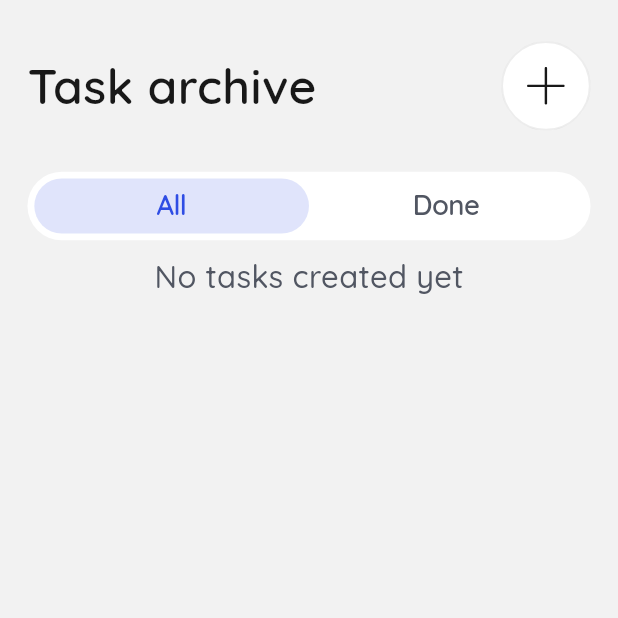
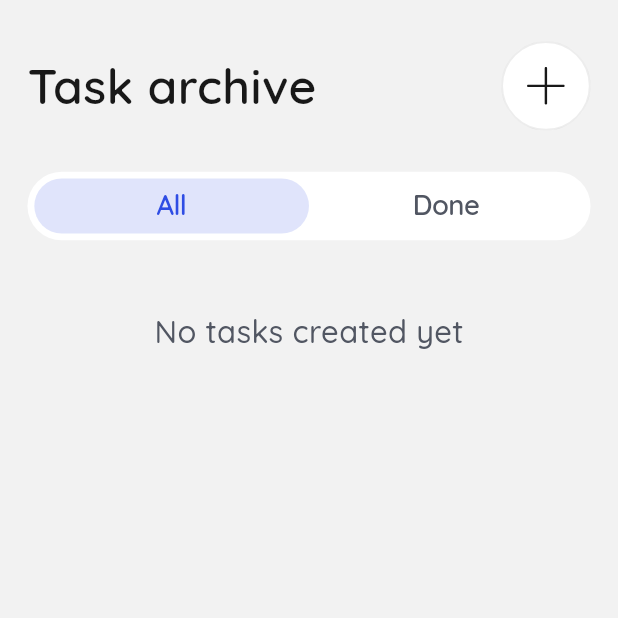
Before and after one commit to SalavatProjects/plin_planerko_proj, a Flutter app: the ArchivePage screen opened directly, on a phone screen of 412 x 824 dp, the top half of it. Run offline on Flutter 3.47's test engine with Material 3 defaults, Android fonts, the phone set to English and light mode, and no system bars; our stand-ins replace bloc, blur, equatable, flutter_bloc, flutter_screenutil, flutter_svg and 1 more; missing offline and left inert: flagsmith, pull_down_button; accounts and stored records are empty; generated files the repository leaves out were written again.

Commit message:
fixed archive page again

```diff
--- a/lib/pages/archive_page.dart
+++ b/lib/pages/archive_page.dart
@@ -137,6 +137,7 @@ class _ArchivePageState extends State<ArchivePage> {
                         } else {
                           currentTasks = tasks.where((e) => e.isCompleted).toList()..sort((a, b) => a.dateTime!.compareTo(a.dateTime!));
                         }
+                        if (currentTasks.isNotEmpty) {
                           return Expanded(
                             child: SingleChildScrollView(
                                 child: Column(
@@ -754,9 +755,23 @@ class _ArchivePageState extends State<ArchivePage> {
                             ),
                           );
                         } else {
-                        return Center(
-                            child: Text('No tasks created yet', style: AppStyles.quicksandW500lightGray(18.sp),
-                      ));
+                          return Column(
+                            children: [
+                              SizedBox(height: 32.w,),
+                              Text('No done tasks yet', style: AppStyles.quicksandW500lightGray(18.sp),
+                              ),
+                            ],
+                          );
+                        }
+
+                      } else {
+                        return Column(
+                          children: [
+                            SizedBox(height: 32.w,),
+                            Text('No tasks created yet', style: AppStyles.quicksandW500lightGray(18.sp),
+                            ),
+                          ],
+                        );
                       }
                     },
                   )
--- a/lib/pages/home_page.dart
+++ b/lib/pages/home_page.dart
@@ -815,9 +815,7 @@ class _HomePageState extends State<HomePage> {
                     ),
                   );
                 } else {
-                  return Center(
-                    child: Text('No tasks for this day', style: AppStyles.quicksandW500lightGray(18.sp),),
-                  );
+                  return Center(child: Text('No tasks for this day', style: AppStyles.quicksandW500lightGray(18.sp),));
                 }
               },
             )
```
Lines whose indentation alone changed are shown as unchanged.
